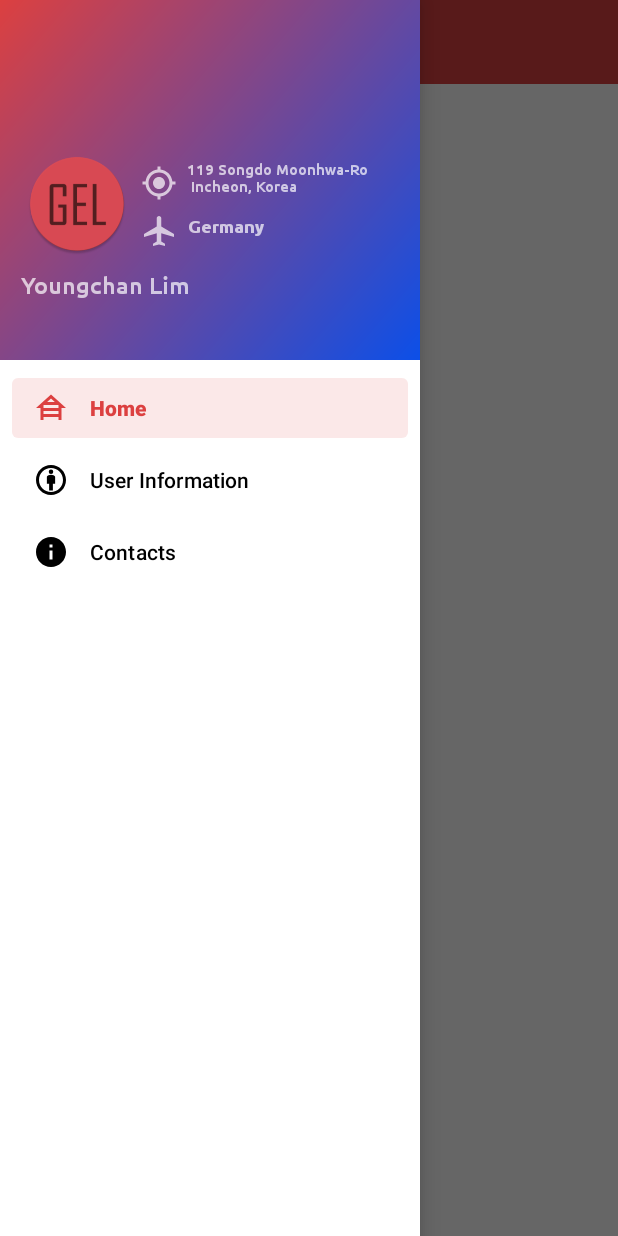
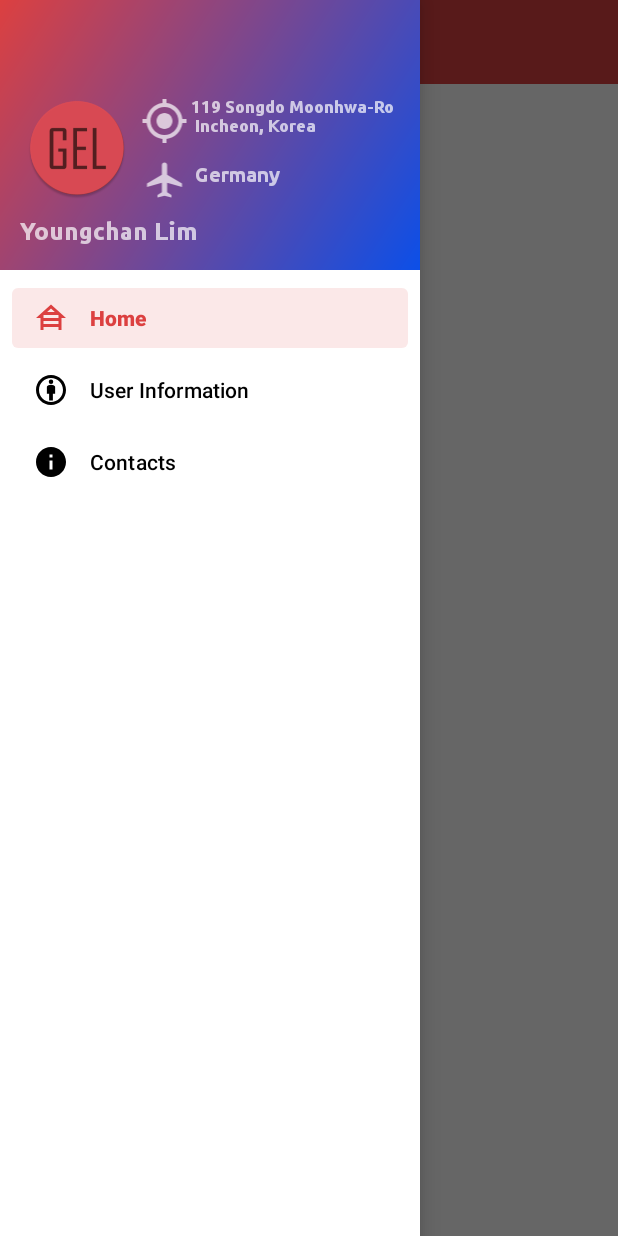
Before and after one commit to ShubhangiSRG24/GEL_AndroidProject, an Android app: the screen it shows after launch (MainActivity), with the side drawer open, on a phone screen of 412 x 824 dp. Run offline under Robolectric (Android 15) with nearby library versions, the phone set to English and light mode, and no system bars; our stand-ins replace navigation-ui.

Commit message:
minor_fix

```diff
--- a/GEL_beta/app/src/main/java/com/example/gel_beta/ui/contacts/ContactsViewModel.kt
+++ /dev/null
@@ -1,7 +0,0 @@
-package com.example.gel_beta.ui.contacts
-
-import androidx.lifecycle.ViewModel
-
-class ContactsViewModel : ViewModel() {
-
-}
--- a/GEL_beta/app/src/main/java/com/example/gel_beta/ui/contacts/ContatctsFragment.kt
+++ b/GEL_beta/app/src/main/java/com/example/gel_beta/ui/contacts/ContatctsFragment.kt
@@ -6,23 +6,11 @@ import android.view.View
 import android.view.ViewGroup
 import androidx.fragment.app.Fragment
 import androidx.lifecycle.ViewModelProvider
+import com.example.gel_beta.R
 
 class ContatctsFragment : Fragment() {
-
-    private lateinit var contactsViewModel: ContactsViewModel
-
-    // This property is only valid between onCreateView and
-    // onDestroyView.
-
-    override fun onCreateView(
-        inflater: LayoutInflater,
-        container: ViewGroup?,
-        savedInstanceState: Bundle?
-    ): View? {
-        contactsViewModel =
-            ViewModelProvider(this).get(ContactsViewModel::class.java)
-
-        return null
+    override fun onCreateView(inflater: LayoutInflater, container: ViewGroup?, savedInstanceState: Bundle?): View? {
+        return inflater.inflate(R.layout.fragment_contacts, container, false)
     }
 
     override fun onDestroyView() {
--- a/GEL_beta/app/src/main/res/layout/fragment_contacts.xml
+++ b/GEL_beta/app/src/main/res/layout/fragment_contacts.xml
@@ -7,7 +7,7 @@
     tools:context=".ui.contacts.ContatctsFragment">
 
     <ImageView
-        android:id="@+id/imageView4"
+        android:id="@+id/imageView"
         android:layout_width="379dp"
         android:layout_height="694dp"
         android:src="@drawable/contacts"
@@ -16,5 +16,4 @@
         app:layout_constraintStart_toStartOf="parent"
         app:layout_constraintTop_toTopOf="parent" />
 
-
 </androidx.constraintlayout.widget.ConstraintLayout>
--- a/GEL_beta/app/src/main/res/layout/nav_header_main.xml
+++ b/GEL_beta/app/src/main/res/layout/nav_header_main.xml
@@ -4,7 +4,7 @@
     xmlns:tools="http://schemas.android.com/tools"
     android:id="@+id/linearLayout"
     android:layout_width="match_parent"
-    android:layout_height="240dp"
+    android:layout_height="180dp"
     android:background="@drawable/user_background"
     android:gravity="bottom"
     android:theme="@style/ThemeOverlay.AppCompat.Dark">
@@ -21,22 +21,8 @@
         app:layout_constraintHorizontal_bias="0.073"
         app:layout_constraintStart_toStartOf="parent"
         app:layout_constraintTop_toTopOf="parent"
-        app:layout_constraintVertical_bias="0.572"
+        app:layout_constraintVertical_bias="0.548"
         app:srcCompat="@drawable/ic_load_round" />
-
-    <TextView
-        android:id="@+id/textView"
-        android:layout_width="wrap_content"
-        android:layout_height="wrap_content"
-        android:fontFamily="@font/ubuntu_bold"
-        android:text="Youngchan Lim"
-        android:textSize="15dp"
-        app:layout_constraintBottom_toBottomOf="parent"
-        app:layout_constraintEnd_toEndOf="parent"
-        app:layout_constraintHorizontal_bias="0.082"
-        app:layout_constraintStart_toStartOf="parent"
-        app:layout_constraintTop_toTopOf="parent"
-        app:layout_constraintVertical_bias="0.819" />
 
     <TextView
         android:id="@+id/textView3"
@@ -45,54 +31,69 @@
         android:fontFamily="@font/ubuntu_bold"
         android:gravity="center|left"
         android:text="Germany"
-        android:textSize="12dp"
+        android:textSize="13sp"
         app:layout_constraintBottom_toBottomOf="parent"
         app:layout_constraintEnd_toEndOf="parent"
-        app:layout_constraintHorizontal_bias="0.15"
+        app:layout_constraintHorizontal_bias="0.081"
         app:layout_constraintStart_toEndOf="@+id/imageView3"
         app:layout_constraintTop_toTopOf="parent"
-        app:layout_constraintVertical_bias="0.653" />
+        app:layout_constraintVertical_bias="0.682" />
 
     <ImageView
-        android:id="@+id/imageView2"
-        android:layout_width="wrap_content"
-        android:layout_height="wrap_content"
+        android:id="@+id/imageView3"
+        android:layout_width="34dp"
+        android:layout_height="36dp"
         android:contentDescription="@string/nav_header_desc"
         android:paddingTop="@dimen/nav_header_vertical_spacing"
         app:layout_constraintBottom_toBottomOf="parent"
         app:layout_constraintEnd_toEndOf="parent"
-        app:layout_constraintHorizontal_bias="0.366"
+        app:layout_constraintHorizontal_bias="0.376"
         app:layout_constraintStart_toStartOf="parent"
         app:layout_constraintTop_toTopOf="parent"
-        app:layout_constraintVertical_bias="0.49"
-        app:srcCompat="@drawable/ic_baseline_my_location_24" />
+        app:layout_constraintVertical_bias="0.68"
+        app:srcCompat="@drawable/ic_baseline_airplanemode_active_24" />
+
+    <TextView
+        android:id="@+id/textView"
+        android:layout_width="wrap_content"
+        android:layout_height="wrap_content"
+        android:fontFamily="@font/ubuntu_bold"
+        android:text="Youngchan Lim"
+        android:textSize="16sp"
+        app:layout_constraintBottom_toBottomOf="parent"
+        app:layout_constraintEnd_toEndOf="parent"
+        app:layout_constraintHorizontal_bias="0.082"
+        app:layout_constraintStart_toStartOf="parent"
+        app:layout_constraintTop_toTopOf="parent"
+        app:layout_constraintVertical_bias="0.901" />
+
+    <TextView
+        android:id="@+id/textView2"
+        android:layout_width="150dp"
+        android:layout_height="37dp"
+        android:fontFamily="@font/ubuntu_bold"
+        android:gravity="center_vertical"
+        android:text="119 Songdo Moonhwa-Ro\n Incheon, Korea"
+        android:textSize="11sp"
+        app:layout_constraintBottom_toBottomOf="parent"
+        app:layout_constraintEnd_toEndOf="parent"
+        app:layout_constraintHorizontal_bias="0.117"
+        app:layout_constraintStart_toEndOf="@+id/imageView2"
+        app:layout_constraintTop_toTopOf="parent"
+        app:layout_constraintVertical_bias="0.413" />
 
     <ImageView
-        android:id="@+id/imageView3"
-        android:layout_width="wrap_content"
-        android:layout_height="wrap_content"
+        android:id="@+id/imageView2"
+        android:layout_width="34dp"
+        android:layout_height="40dp"
         android:contentDescription="@string/nav_header_desc"
         android:paddingTop="@dimen/nav_header_vertical_spacing"
         app:layout_constraintBottom_toBottomOf="parent"
         app:layout_constraintEnd_toEndOf="parent"
-        app:layout_constraintHorizontal_bias="0.366"
+        app:layout_constraintHorizontal_bias="0.376"
         app:layout_constraintStart_toStartOf="parent"
         app:layout_constraintTop_toTopOf="parent"
-        app:layout_constraintVertical_bias="0.644"
-        app:srcCompat="@drawable/ic_baseline_airplanemode_active_24" />
-
-    <TextView
-        android:id="@+id/textView2"
-        android:layout_width="wrap_content"
-        android:layout_height="wrap_content"
-        android:fontFamily="@font/ubuntu_bold"
-        android:text="119 Songdo Moonhwa-Ro\n Incheon, Korea"
-        android:textSize="10dp"
-        app:layout_constraintBottom_toBottomOf="parent"
-        app:layout_constraintEnd_toEndOf="parent"
-        app:layout_constraintHorizontal_bias="0.163"
-        app:layout_constraintStart_toEndOf="@+id/imageView2"
-        app:layout_constraintTop_toTopOf="parent"
-        app:layout_constraintVertical_bias="0.493" />
+        app:layout_constraintVertical_bias="0.407"
+        app:srcCompat="@drawable/ic_baseline_my_location_24" />
 
 </androidx.constraintlayout.widget.ConstraintLayout>
```
